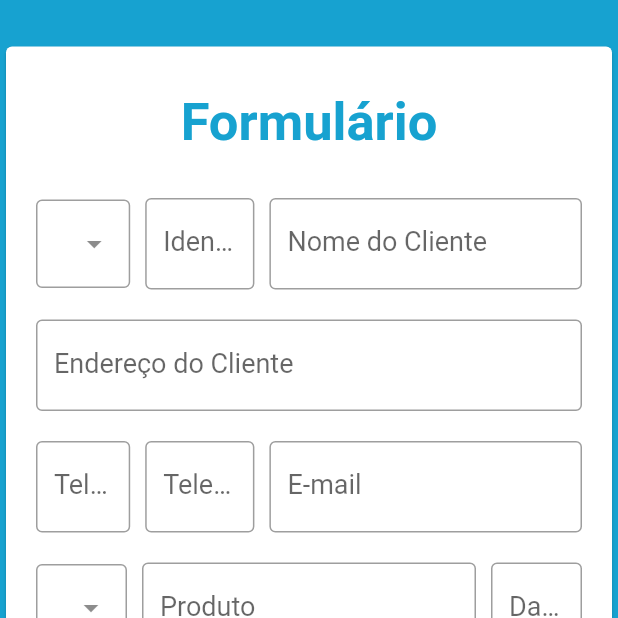
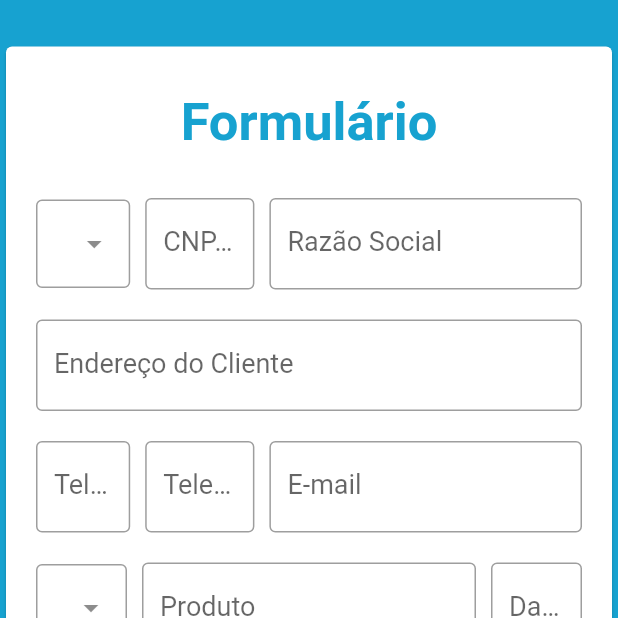
Before and after one commit to Alan300/sac, a Flutter app: the FormScreen screen opened directly, on a phone screen of 412 x 824 dp, the top half of it. Run offline on Flutter 3.47's test engine with Material 2 defaults, Android fonts, the light colour scheme and no system bars; drawn by our look-alikes of dropdown_search; our stand-ins replace flutter_svg, get; missing offline and left inert: mask, mysql_utils, ntp.

Commit message:
Ajuste nomes e Inserção submissão de formularios

```diff
--- a/lib/controller/form_controller.dart
+++ b/lib/controller/form_controller.dart
@@ -98,7 +98,7 @@ class FormController extends GetxController {
 
 
     if(nomeCliente.text.length < 5) {
-      nomeClienteError.value = 'Digite um nome válido.';
+      nomeClienteError.value = 'Digite uma razão social válida.';
       isCheck.value = false;
     }
 
--- a/lib/screen/form_screen.dart
+++ b/lib/screen/form_screen.dart
@@ -103,7 +103,7 @@ class FormScreen extends StatelessWidget {
                                       ),
                                       decoration: InputDecoration(
                                         border: const OutlineInputBorder(),
-                                        labelText: 'Identificação do Cliente',
+                                        labelText: 'CNPJ/CPF',
                                         errorText: controller.idClienteError.value == '' ? null : controller.idClienteError.value
                                       ),
                                     ),
@@ -123,7 +123,7 @@ class FormScreen extends StatelessWidget {
                                       ),
                                       decoration: InputDecoration(
                                         border: const OutlineInputBorder(),
-                                        labelText: 'Nome do Cliente',
+                                        labelText: 'Razão Social',
                                         errorText: controller.nomeClienteError.value == '' ? null : controller.nomeClienteError.value
                                       ),
                                     ),
--- a/lib/screen/login_screen.dart
+++ b/lib/screen/login_screen.dart
@@ -84,6 +84,7 @@ class LoginScreen extends StatelessWidget {
                             Padding(
                               padding: const EdgeInsets.only(top: 10, bottom: 15),
                               child: TextField(
+                                onSubmitted: (_) => controller.logIn(ctxt.setData),
                                 onTap: () => controller.resetPassworError(),
                                 controller: controller.password,
                                 obscureText: controller.obscurePassword.value,
--- a/lib/screen/search_screen.dart
+++ b/lib/screen/search_screen.dart
@@ -60,6 +60,7 @@ class SearchScreen extends StatelessWidget {
                             Padding(
                               padding: const EdgeInsets.only(top: 10, bottom: 10),
                               child: TextField(
+                                onSubmitted: (_) => controller.searchForms(),
                                 onTap: () => controller.resetSearchError(),
                                 controller: controller.search,
                                 inputFormatters: [
@@ -70,7 +71,7 @@ class SearchScreen extends StatelessWidget {
                                 ),
                                 decoration: InputDecoration(
                                   border: const OutlineInputBorder(),
-                                  labelText: 'ID Cliente',
+                                  labelText: 'CNPJ/CPF',
                                   prefixIcon: const Icon(
                                     Icons.search
                                   ),
--- a/lib/screen/specific_screen.dart
+++ b/lib/screen/specific_screen.dart
@@ -129,7 +129,7 @@ class SpecificScreen extends StatelessWidget {
                                       ),
                                       decoration: const InputDecoration(
                                         border: OutlineInputBorder(),
-                                        labelText: 'Identificação do Cliente'
+                                        labelText: 'CNPJ/CPF'
                                       ),
                                     ),
                                   ),
@@ -147,7 +147,7 @@ class SpecificScreen extends StatelessWidget {
                                       ),
                                       decoration: const InputDecoration(
                                         border: OutlineInputBorder(),
-                                        labelText: 'Nome do Cliente'
+                                        labelText: 'Razão Social'
                                       ),
                                     ),
                                   ),
@@ -503,8 +503,8 @@ class SpecificScreen extends StatelessWidget {
                                       var texto = 'Protocol: ${form['protocol']}\n';
                                       texto += 'Responsável Pelo Cadastro: ${form['user_name']}\n';
                                       texto += 'Tipo de Cliente: ${tipoCliente.text}\n';
-                                      texto += "Identificação do Cliente: ${idCliente.text}\n";
-                                      texto += "Nome do Cliente: ${nomeCliente.text}\n";
+                                      texto += "CNPJ/CPF: ${idCliente.text}\n";
+                                      texto += "Razão Social: ${nomeCliente.text}\n";
                                       texto += "Endereço do Cliente: ${enderecoCliente.text}\n";
                                       texto += "Telefone Fixo: ${telefoneFixo.text}\n";
                                       texto += "Telefone Celular: ${telefoneCelular.text}\n";
```
